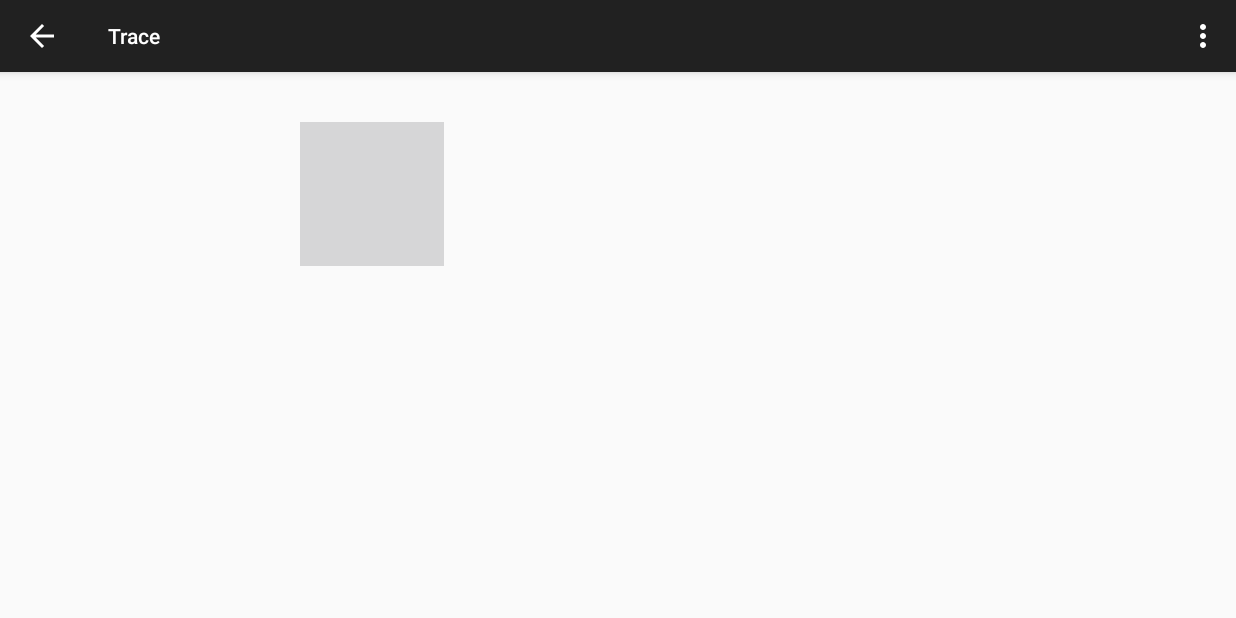
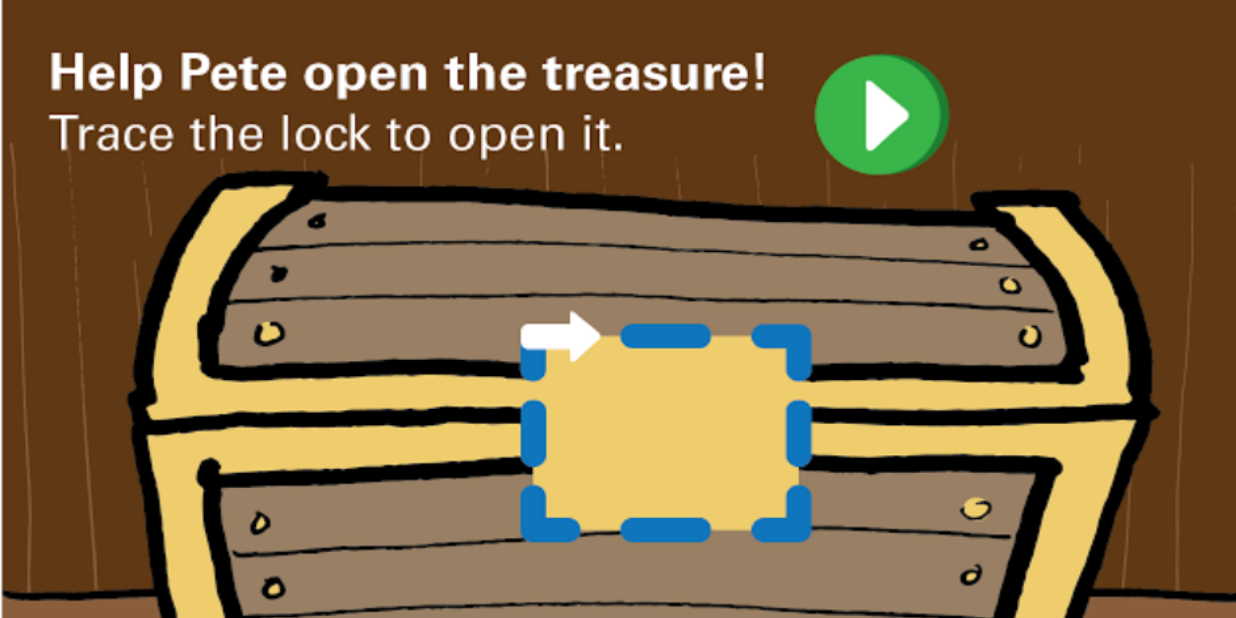
Before and after one commit to darpan-mehta/CognitiveDevelopment, an Android app: the Trace screen opened directly, with no data from a screen before it, on a phone screen of 824 x 412 dp (held sideways). Run offline under Robolectric (Android 15) with nearby library versions, the phone set to English and light mode, and no system bars.

Commit message:
Added treasure picture

```diff
--- a/app/src/main/java/com/cogdev/cognitivedevelopment/DrawView.java
+++ b/app/src/main/java/com/cogdev/cognitivedevelopment/DrawView.java
@@ -46,8 +46,11 @@ public class DrawView extends View implements OnTouchListener {
 
     @Override
     public void onDraw(Canvas canvas) {
-        Bitmap b = BitmapFactory.decodeResource(getResources(), R.drawable.square);
-        canvas.drawBitmap(b,300,50,null);
+        Bitmap b = BitmapFactory.decodeResource(getResources(), R.drawable.squaret);
+        int h = 1280; // Height in pixels
+        int w = 770; // Width in pixels
+        Bitmap scaled = Bitmap.createScaledBitmap(b, h, w, true);
+        canvas.drawBitmap(scaled,0,0,null);
         for (Point point : points) {
             if (point.x<=850 && point.y<=200 && point.y>=150 && point.x>=450){
                 canvas.drawCircle(point.x, point.y, 25, newPaint);
--- a/app/src/main/java/com/cogdev/cognitivedevelopment/Trace.java
+++ b/app/src/main/java/com/cogdev/cognitivedevelopment/Trace.java
@@ -10,7 +10,7 @@ public class Trace extends AppCompatActivity {
     @Override
     protected void onCreate(Bundle savedInstanceState) {
         super.onCreate(savedInstanceState);
-
+        getSupportActionBar().hide();
         DrawView drawView = new DrawView(this);
         setContentView(drawView);
         drawView.requestFocus();
```
Also changed, not shown: app/src/main/res/drawable/squaret.png (added).
